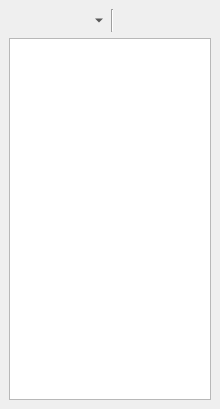
Qt form dialogs/identification_dock.ui (gis-support/DIVI-QGIS-Plugin) before a commit.
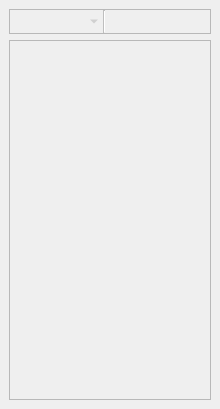
The same form after that commit.

Commit message: Disable widgets and clear identification panel if plugin is not connected

Diff of the .ui file:
```diff
--- a/dialogs/identification_dock.ui
+++ b/dialogs/identification_dock.ui
@@ -19,7 +19,23 @@
   <widget class="QWidget" name="dockWidgetContents">
    <layout class="QVBoxLayout" name="verticalLayout">
     <item>
+     <widget class="QFrame" name="fToolbar">
+      <property name="enabled">
+       <bool>false</bool>
+      </property>
+      <property name="frameShape">
+       <enum>QFrame::StyledPanel</enum>
+      </property>
+      <property name="frameShadow">
+       <enum>QFrame::Raised</enum>
+      </property>
      <layout class="QHBoxLayout" name="horizontalLayout">
+       <property name="spacing">
+        <number>3</number>
+       </property>
+       <property name="margin">
+        <number>0</number>
+       </property>
       <item>
        <widget class="QToolButton" name="btnAddAttachment">
         <property name="toolTip">
@@ -92,16 +108,20 @@
         </property>
         <property name="sizeHint" stdset="0">
          <size>
-          <width>40</width>
+           <width>39</width>
           <height>20</height>
          </size>
         </property>
        </spacer>
       </item>
      </layout>
+     </widget>
     </item>
     <item>
      <widget class="QTreeView" name="tvIdentificationResult">
+      <property name="enabled">
+       <bool>false</bool>
+      </property>
       <attribute name="headerVisible">
        <bool>false</bool>
       </attribute>
```
Lines whose indentation alone changed are shown as unchanged. The commit also changes 4 other files.
